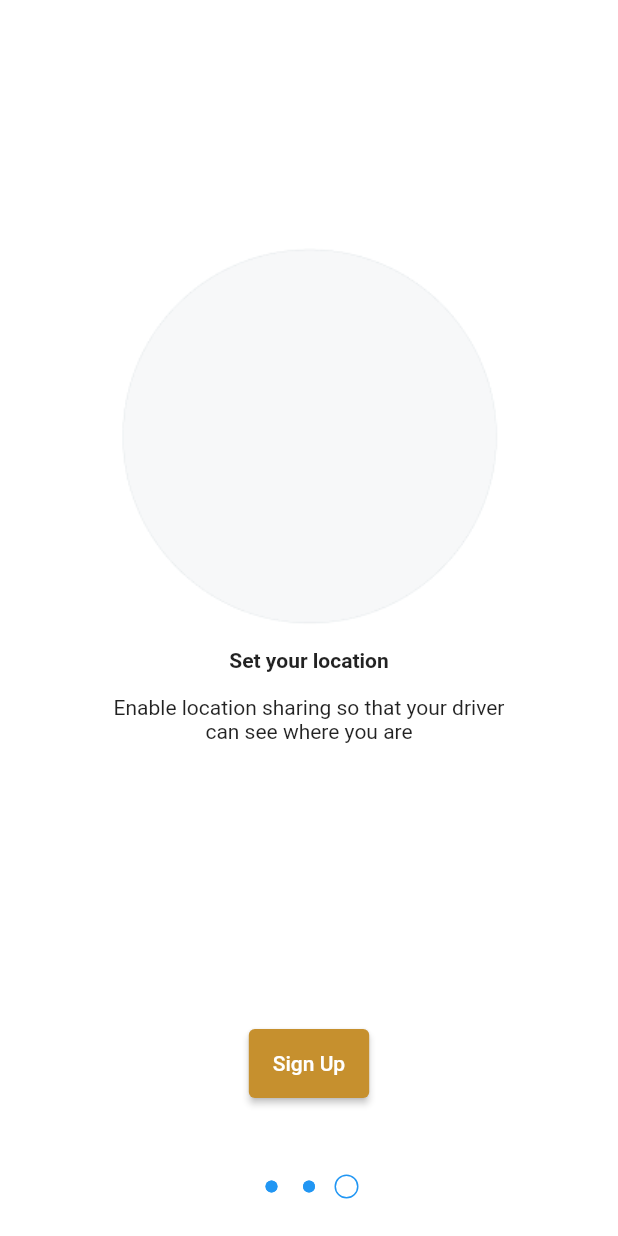
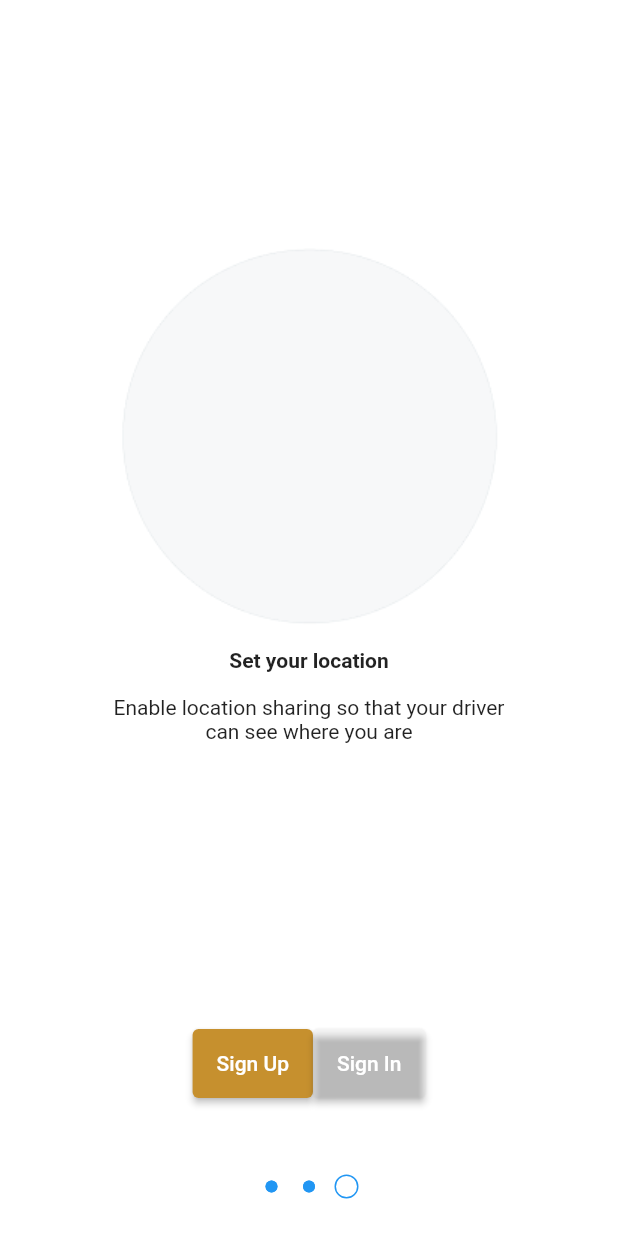
Before and after one commit to maelfosso/andi-taxi-mobile-app, a Flutter app: the screen it shows after launch, swiped to page 3, on a phone screen of 412 x 824 dp. Run offline on Flutter 3.47's test engine with Material 2 defaults, Android fonts, the phone set to English and light mode, and no system bars.

Commit message:
added footer of the ui, link to sign up ui

```diff
--- a/lib/ui/welcome.dart
+++ b/lib/ui/welcome.dart
@@ -120,6 +120,19 @@ class _WelcomeState extends State<Welcome> {
                 )
               ),
               onPressed: _signUp
+            ),
+            ElevatedButton(
+              style: ElevatedButton.styleFrom(
+                primary: Colors.transparent
+              ),
+              child: Padding(
+                padding: EdgeInsets.symmetric(vertical: 15.0),
+                child: Text(
+                  "Sign In",
+                  textAlign: TextAlign.center,
+                )
+              ),
+              onPressed: _signUp
             )
           ],
         ),
```
Also changed, not shown: lib/ui/signin.dart (+40 -5 lines), lib/ui/signup.dart (+6 -1 lines).
